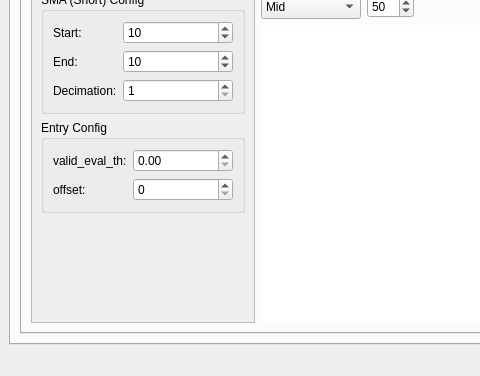
Above: trade_monitor/trade_monitor/gui_monitor.ui from takkin-takilog/namake-trader before the change; both pictures show x 0 to 480 and y 457 to 833 of the 902 by 833 pixel window. Below: the same form after it.
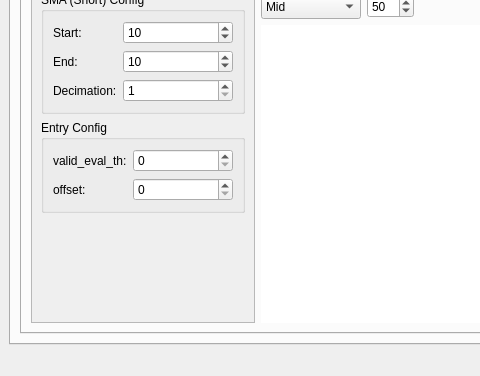
That is the form after the change.

Patch:
```diff
--- a/trade_monitor/trade_monitor/gui_monitor.ui
+++ b/trade_monitor/trade_monitor/gui_monitor.ui
@@ -963,7 +963,11 @@
                       </widget>
                      </item>
                      <item row="0" column="1">
-                      <widget class="QDoubleSpinBox" name="doubleSpinBox_TechSma_EvalTh"/>
+                      <widget class="QSpinBox" name="spinBox_TechSma_EvalTh">
+                       <property name="maximum">
+                        <number>100000</number>
+                       </property>
+                      </widget>
                      </item>
                     </layout>
                    </widget>
```
